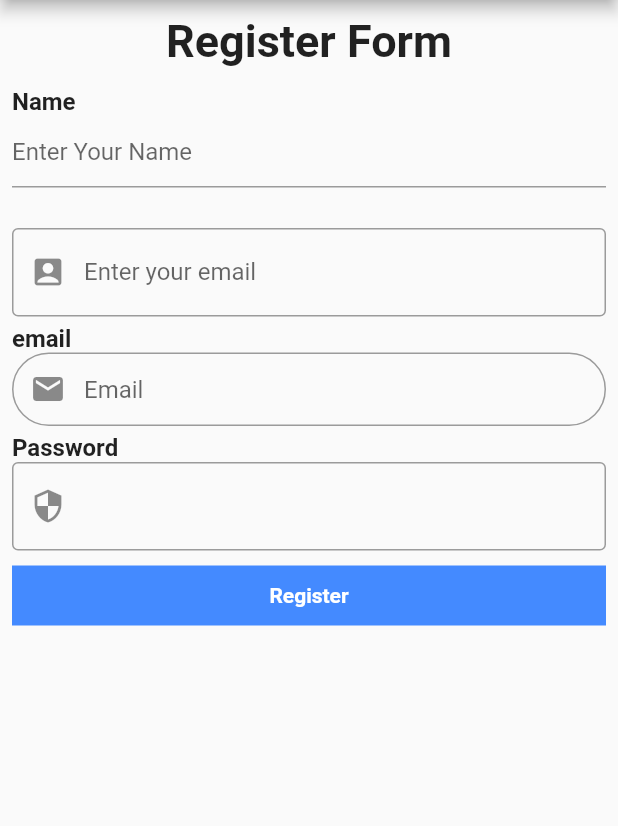
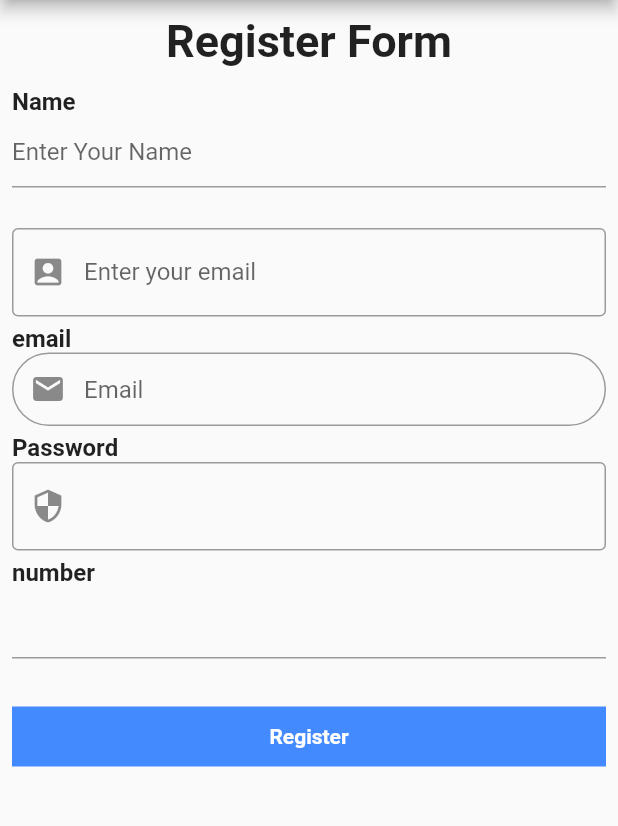
Before and after one commit to VictorRancesCode/json_to_form, a Flutter app: the Register screen opened by its route, on a phone screen of 412 x 824 dp, the part 84-910 px from its top. Run offline on Flutter 3.47's test engine with Material 2 defaults, Android fonts, the phone set to English and light mode, and no system bars.

Commit message:
fixed an example error

```diff
--- a/example/lib/register.dart
+++ b/example/lib/register.dart
@@ -20,6 +20,9 @@ class Register extends StatefulWidget {
 }
 
 class _Register extends State<Register> {
+  Map keyboardTypes = {
+    "number": TextInputType.number,
+  };
   String form = json.encode({
     'fields': [
       {
@@ -44,13 +47,7 @@ class _Register extends State<Register> {
         'label': 'Password',
         'required': true
       },
-      {
-        'key': 'number',
-        'type': 'text',
-        'label': 'number',
-        'keyboardType': TextInputType.number,
-        'required': true
-      },
+      {'key': 'number', 'type': 'Input', 'label': 'number', 'required': true},
     ]
   });
   dynamic response;
@@ -99,6 +96,7 @@ class _Register extends State<Register> {
             ),
             new JsonSchema(
               decorations: decorations,
+              keyboardTypes: keyboardTypes,
               form: form,
               onChanged: (dynamic response) {
                 this.response = response;
--- a/example/lib/register_with_map.dart
+++ b/example/lib/register_with_map.dart
@@ -64,6 +64,13 @@ class _RegisterMap extends State<RegisterMap> {
         'decoration': InputDecoration(
             prefixIcon: Icon(Icons.security), border: OutlineInputBorder()),
       },
+      {
+        'key': 'number',
+        'type': 'Input',
+        'label': 'number',
+        'required': true,
+        'keyboardType': TextInputType.number
+      },
     ]
   };
   dynamic response;
```
